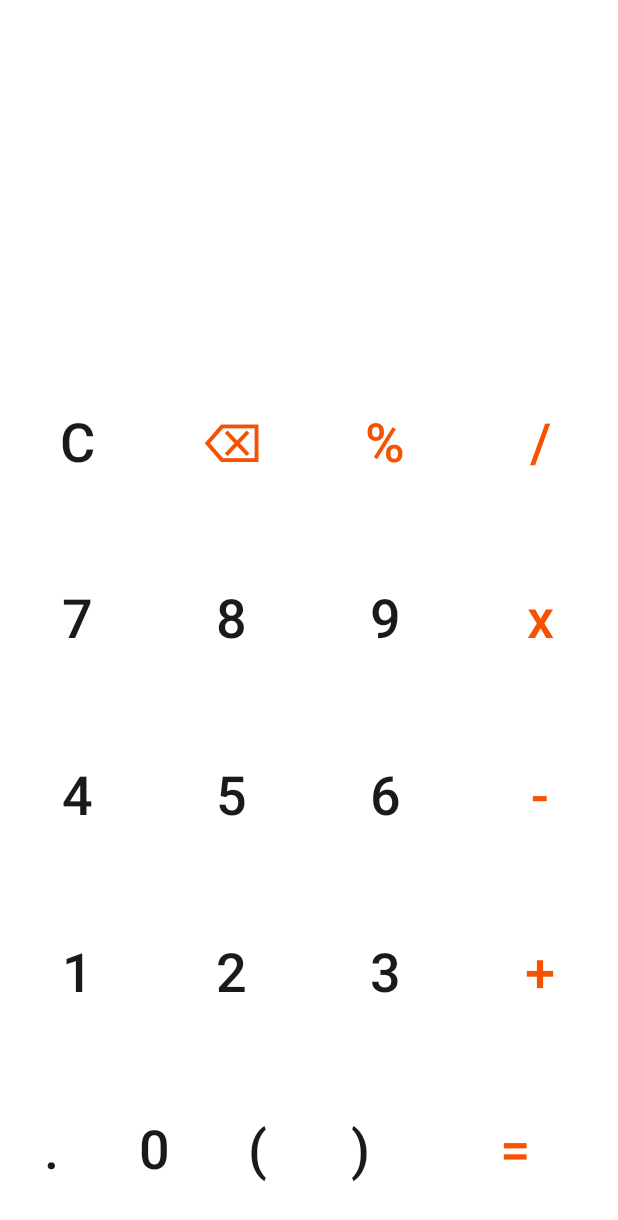
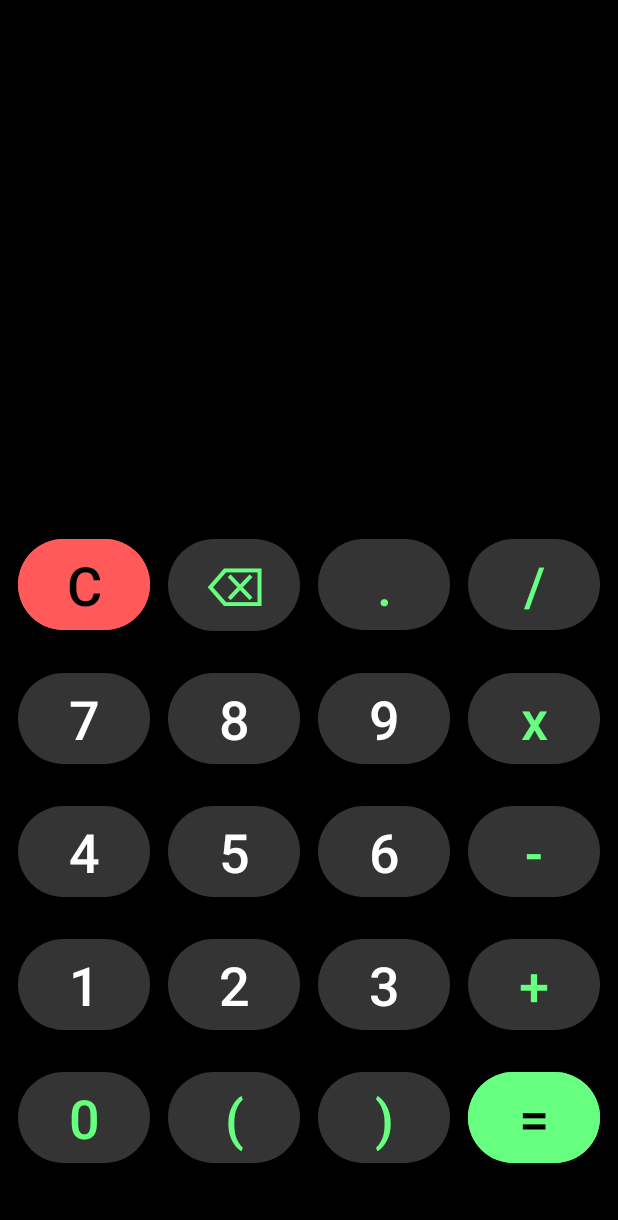
Before and after one commit to xeno3zz/KotlinCalculator, an Android app: the layout activity_main.xml on its own in the app's theme, with its tools: preview values and no code run, on a phone screen of 412 x 824 dp. Shown: the top 1220 px of the screen. Run offline under Robolectric (Android 15) with nearby library versions, the phone set to English and light mode, and no system bars.

Commit message:
added parenthesis and functionality, used reverse polish notation changed xml to constraint layout, added some design

```diff
--- a/app/src/main/java/com/example/myapplication/MainActivity.kt
+++ b/app/src/main/java/com/example/myapplication/MainActivity.kt
@@ -14,7 +14,7 @@ private lateinit var binding: ActivityMainBinding
 class MainActivity : AppCompatActivity() {
     private var canAddOperation = false
     private var canAddDecimal = true
-    private val highPriority = arrayOf('*', '/', '(', ')')
+
     override fun onCreate(savedInstanceState: Bundle?) {
         super.onCreate(savedInstanceState)
         binding = ActivityMainBinding.inflate(layoutInflater)
@@ -25,29 +25,41 @@ class MainActivity : AppCompatActivity() {
     fun numberAction(view: View){
         binding.apply {
             if(view is Button){
+//                if(binding.WorkingsTV.text.toString().last().isDigit()){
+//                    canAddDecimal = false
+//                }
             if(view.text=="."){
                 if(canAddDecimal)
                     WorkingsTV.append(view.text)
 
                 canAddDecimal = false
             }
-            else
+
+            else {
                 WorkingsTV.append(view.text)
+                canAddOperation = true
+                canAddDecimal = true
 
-            canAddOperation = true
+            }
+
+
             //getting the text from whichever button pressed, adding to workings
         } }
     }
+
+
+
     fun operationAction(view: View){
         if(view is Button && canAddOperation){
             binding.WorkingsTV.append(view.text)
             canAddOperation = false
+            canAddDecimal = false
             //getting the text from whichever button pressed, adding to workings
         }
     }
     fun allClearAction(view: View) {
         binding.WorkingsTV.text=""
-        binding.ResultTV.text=""
+        binding.ResultsTV.text=""
     }
     fun backSpaceAction(view: View) {
         val length = binding.WorkingsTV.length();
@@ -56,7 +68,7 @@ class MainActivity : AppCompatActivity() {
         }
     }
     fun equalsAction(view: View) {
-        binding.ResultTV.text = calculateResults();
+        binding.ResultsTV.text = calculateResults();
     }
 
     private fun <T> MutableList<T>.removeLast(): T = if(isEmpty()) throw NoSuchElementException("List is empty.") else removeAt(lastIndex)
--- a/app/src/main/res/layout/activity_main.xml
+++ b/app/src/main/res/layout/activity_main.xml
@@ -1,149 +1,204 @@
 <?xml version="1.0" encoding="utf-8"?>
-<LinearLayout android:layout_width="match_parent"
+<androidx.constraintlayout.widget.ConstraintLayout xmlns:android="http://schemas.android.com/apk/res/android"
+    xmlns:app="http://schemas.android.com/apk/res-auto"
+    xmlns:tools="http://schemas.android.com/tools"
+    android:layout_width="match_parent"
     android:layout_height="match_parent"
-    xmlns:tools="http://schemas.android.com/tools"
-    xmlns:app="http://schemas.android.com/apk/res-auto"
-    android:orientation="vertical"
-    android:background="@color/white"
     tools:context=".MainActivity"
-    xmlns:android="http://schemas.android.com/apk/res/android">
-    <androidx.constraintlayout.widget.ConstraintLayout xmlns:android="http://schemas.android.com/apk/res/android"
-
-        android:layout_width="match_parent"
-        android:layout_height="0dp"
-        android:layout_weight="2"
-
-        >
+    android:background="@color/black">
 
     <TextView
         android:id="@+id/WorkingsTV"
-            android:layout_width="match_parent"
+        android:layout_width="0dp"
         android:layout_height="wrap_content"
+        app:layout_constraintTop_toTopOf="parent"
+        app:layout_constraintEnd_toEndOf="parent"
+        app:layout_constraintStart_toStartOf="parent"
+        app:layout_constraintBottom_toTopOf="@id/ResultsTV"
+        android:layout_marginStart="16dp"
+        android:layout_marginEnd="16dp"
+        android:layout_marginTop="16dp"
+        android:textColor="@color/white"
+        android:text=""
+        android:textAlignment="textEnd"
+        android:textSize="45dp"
+        app:layout_constrainedWidth="true"
         android:lines="2"
         android:maxLines="2"
-            android:textColor="@color/black"
-            app:layout_constraintTop_toTopOf="parent"
-            app:layout_constraintBottom_toTopOf="@id/ResultTV"
-            app:layout_constraintRight_toRightOf="parent"
-            app:layout_constraintLeft_toLeftOf="parent"
-            android:textSize="29dp"
-            android:textAlignment="textEnd"
-            ></TextView>
+
+        />
 
     <TextView
-            android:id="@+id/ResultTV"
-            android:layout_width="match_parent"
+        android:id="@+id/ResultsTV"
+        android:layout_width="0dp"
         android:layout_height="wrap_content"
-            android:lines="1"
-            android:maxLines="1"
-            android:textColor="@color/orange"
-            app:layout_constraintTop_toTopOf="parent"
-            app:layout_constraintRight_toRightOf="parent"
-            app:layout_constraintLeft_toLeftOf="parent"
+        app:layout_constraintTop_toBottomOf="@id/WorkingsTV"
+        app:layout_constraintEnd_toEndOf="parent"
+        app:layout_constraintStart_toStartOf="parent"
+        app:layout_constraintBottom_toTopOf="@id/Flow"
+        android:layout_marginStart="16dp"
+        android:layout_marginEnd="16dp"
+        android:layout_marginTop="30dp"
+        android:textAlignment="textEnd"
+        android:textSize="45dp"
+        android:textColor="@color/grey"
+        android:text=""
+        />
+
+
+    <androidx.constraintlayout.helper.widget.Flow
+        android:id="@+id/Flow"
+        android:layout_width="0dp"
+        android:layout_height="wrap_content"
+        app:constraint_referenced_ids="button1, button2, button3, button4, button5, button6, button7, button8, button9, button10, button11, button12, button13, button14, button15, button16, button18, button19, button20,button21"
+        app:flow_horizontalStyle="spread"
+        app:flow_maxElementsWrap="4"
+        app:flow_wrapMode="chain"
         app:layout_constraintBottom_toBottomOf="parent"
-            android:textSize="57dp"
-            android:textAlignment="textEnd"
-            ></TextView>
-
-    </androidx.constraintlayout.widget.ConstraintLayout>
-
-    <LinearLayout
-        style="@style/buttonRow">
+        app:layout_constraintEnd_toEndOf="parent"
+        app:layout_constraintHorizontal_bias="0.0"
+        app:layout_constraintStart_toStartOf="parent"
+        app:layout_constraintTop_toBottomOf="@id/ResultsTV"
+        app:layout_constraintVertical_bias="0.502"
+        app:flow_verticalGap="20dp"/>
 
     <Button
         style="@style/buttonNumber"
+        android:id="@+id/button1"
         android:text="C"
-            android:onClick="allClearAction"/>
+        android:backgroundTint="@color/red"
+        android:textColor="@color/black"
+        android:onClick="allClearAction"
+        app:layout_constraintStart_toStartOf="@id/Flow"
+        app:layout_constraintTop_toTopOf="@id/Flow"
+        />
+    <Button
+        app:layout_constraintStart_toStartOf="@id/Flow"
+        app:layout_constraintTop_toTopOf="@id/Flow"
+        style="@style/buttonOperator"
+        android:text="⌫"
+        android:id="@+id/button2"
+        android:textColor="@color/green"
+        android:onClick="backSpaceAction"
+        />
     <Button
         style="@style/buttonOperator"
-            android:text="⌫"
-            android:onClick="backSpaceAction"/>
+        android:id="@+id/button3"
+        android:text="."
+        app:layout_constraintStart_toStartOf="@id/Flow"
+        app:layout_constraintTop_toTopOf="@id/Flow"/>
     <Button
         style="@style/buttonOperator"
-            android:text="%"/>
+        android:id="@+id/button4"
+        android:text="/"
+        app:layout_constraintStart_toStartOf="@id/Flow"
+        app:layout_constraintTop_toTopOf="@id/Flow"/>
+    <Button
+        style="@style/buttonNumber"
+        android:id="@+id/button5"
+        android:text="7"
+        app:layout_constraintStart_toStartOf="@id/Flow"
+        app:layout_constraintTop_toTopOf="@id/Flow"/>
+    <Button
+        style="@style/buttonNumber"
+        android:id="@+id/button6"
+        android:text="8"
+        app:layout_constraintStart_toStartOf="@id/Flow"
+        app:layout_constraintTop_toTopOf="@id/Flow"/>
+    <Button
+        style="@style/buttonNumber"
+        android:id="@+id/button7"
+        android:text="9"
+        app:layout_constraintStart_toStartOf="@id/Flow"
+        app:layout_constraintTop_toTopOf="@id/Flow"/>
     <Button
         style="@style/buttonOperator"
-            android:text="/"/>
+        android:id="@+id/button8"
+        android:text="x"
+        app:layout_constraintStart_toStartOf="@id/Flow"
+        app:layout_constraintTop_toTopOf="@id/Flow"/>
+    <Button
+        style="@style/buttonNumber"
+        android:id="@+id/button9"
+        android:text="4"
+        app:layout_constraintStart_toStartOf="@id/Flow"
+        app:layout_constraintTop_toTopOf="@id/Flow"/>
+    <Button
+        style="@style/buttonNumber"
+        android:id="@+id/button10"
+        android:text="5"
+        app:layout_constraintStart_toStartOf="@id/Flow"
+        app:layout_constraintTop_toTopOf="@id/Flow"/>
+    <Button
+        style="@style/buttonNumber"
+        android:id="@+id/button11"
+        android:text="6"
+        app:layout_constraintStart_toStartOf="@id/Flow"
+        app:layout_constraintTop_toTopOf="@id/Flow"/>
+    <Button
+        style="@style/buttonOperator"
+        android:id="@+id/button12"
+        android:text="-"
+        app:layout_constraintStart_toStartOf="@id/Flow"
+        app:layout_constraintTop_toTopOf="@id/Flow"/>
+    <Button
+        style="@style/buttonNumber"
+        android:id="@+id/button13"
+        android:text="1"
+        app:layout_constraintStart_toStartOf="@id/Flow"
+        app:layout_constraintTop_toTopOf="@id/Flow"/>
+    <Button
+        style="@style/buttonNumber"
+        android:id="@+id/button14"
+        android:text="2"
+        app:layout_constraintStart_toStartOf="@id/Flow"
+        app:layout_constraintTop_toTopOf="@id/Flow"/>
+    <Button
+        style="@style/buttonNumber"
+        android:id="@+id/button15"
+        android:text="3"
+        app:layout_constraintStart_toStartOf="@id/Flow"
+        app:layout_constraintTop_toTopOf="@id/Flow"/>
+    <Button
+        style="@style/buttonOperator"
+        android:id="@+id/button16"
+        android:text="+"
+        app:layout_constraintStart_toStartOf="@id/Flow"
+        app:layout_constraintTop_toTopOf="@id/Flow"
+        />
+
+    <Button
+        style="@style/buttonOperator"
+        android:id="@+id/button18"
+        android:text="0"
+        app:layout_constraintStart_toStartOf="@id/Flow"
+        app:layout_constraintTop_toTopOf="@id/Flow"
+        />
+    <Button
+        style="@style/buttonOperator"
+        android:id="@+id/button19"
+        android:text="("
+        app:layout_constraintStart_toStartOf="@id/Flow"
+        app:layout_constraintTop_toTopOf="@id/Flow"
+        />
+    <Button
+        style="@style/buttonOperator"
+        android:id="@+id/button20"
+        android:text=")"
+        app:layout_constraintStart_toStartOf="@id/Flow"
+        app:layout_constraintTop_toTopOf="@id/Flow"
+        />
+
+    <Button
+        style="@style/buttonOperator"
+        android:id="@+id/button21"
+        android:text="="
+        android:backgroundTint="@color/green"
+        android:textColor="@color/black"
+        app:layout_constraintStart_toStartOf="@id/Flow"
+        app:layout_constraintTop_toTopOf="@id/Flow"
+        android:onClick="equalsAction"
+        />
 
 
-    </LinearLayout>
-    <LinearLayout
-        style="@style/buttonRow">
-
-        <Button
-            style="@style/buttonNumber"
-            android:text="7"/>
-        <Button
-            style="@style/buttonNumber"
-            android:text="8"/>
-        <Button
-            style="@style/buttonNumber"
-            android:text="9"/>
-        <Button
-            style="@style/buttonOperator"
-            android:text="x"/>
-
-
-    </LinearLayout>
-    <LinearLayout
-        style="@style/buttonRow">
-
-        <Button
-            style="@style/buttonNumber"
-            android:text="4"/>
-        <Button
-            style="@style/buttonNumber"
-            android:text="5"/>
-        <Button
-            style="@style/buttonNumber"
-            android:text="6"/>
-        <Button
-            style="@style/buttonOperator"
-            android:text="-"/>
-
-
-    </LinearLayout>
-    <LinearLayout
-        style="@style/buttonRow">
-
-        <Button
-            style="@style/buttonNumber"
-            android:text="1"/>
-        <Button
-            style="@style/buttonNumber"
-            android:text="2"/>
-        <Button
-            style="@style/buttonNumber"
-            android:text="3"/>
-        <Button
-            style="@style/buttonOperator"
-            android:text="+"/>
-
-
-    </LinearLayout>
-    <LinearLayout
-        style="@style/buttonRow">
-
-
-        <Button
-            style="@style/buttonNumber"
-            android:text="."
-            />
-        <Button
-            style="@style/buttonNumber"
-            android:text="0"/>
-        <Button
-            style="@style/buttonNumber"
-            android:text="("/>
-        <Button
-            style="@style/buttonNumber"
-            android:text=")"/>
-        <Button
-            style="@style/buttonOperator"
-            android:layout_weight="2"
-            android:text="="
-            android:onClick="equalsAction"/>
-
-
-    </LinearLayout>
-</LinearLayout>
+</androidx.constraintlayout.widget.ConstraintLayout>
--- a/app/src/main/res/values/colors.xml
+++ b/app/src/main/res/values/colors.xml
@@ -1,7 +1,10 @@
 <?xml version="1.0" encoding="utf-8"?>
 <resources>
-    <color name="black">#1A1A1A</color>
-    <color name="white">#FFFFFF</color>
-    <color name="orange">#F55203</color>
+    <color name="black">#FF000000</color>
+    <color name="white">#FFFFFFFF</color>
+    <color name="grey">#747474</color>
+    <color name="grey2">#343434</color>
+    <color name="red">#FF5959</color>
+    <color name="green">#66FF7F</color>
 
 </resources>
--- a/app/src/main/res/values/styles.xml
+++ b/app/src/main/res/values/styles.xml
@@ -1,35 +1,32 @@
 <?xml version="1.0" encoding="utf-8"?>
 <resources>
-    <style name="buttonRow">
-        <item name="android:layout_weight">1</item>
-        <item name="android:layout_width">match_parent</item>
-        <item name="android:layout_height">0dp</item>
+    <style name="buttonNumber">
 
-    </style>
-
-    <style name="buttonNumber">
-        <item name="android:layout_weight">1</item>
-        <item name="android:layout_width">0dp</item>
-        <item name="android:layout_height">match_parent</item>
+        <item name="android:layout_width">wrap_content</item>
+        <item name="android:layout_height">wrap_content</item>
         <item name="android:background">@null</item>
-        <item name="backgroundColor">@null</item>
-        <item name="backgroundTint">@color/white</item>
-        <item name="android:textColor">@color/black</item>
+        <item name="backgroundColor">@color/grey2</item>
         <item name="android:textSize">36dp</item>
         <item name="android:onClick">numberAction</item>
+        <item name="layout_constraintTop_toTopOf">@id/Flow</item>
+        <item name="layout_constraintStart_toStartOf">@id/Flow</item>
+        <item name="layout_constraintEnd_toEndOf">@id/Flow</item>
+        <item name="backgroundTint">@color/grey2</item>
+        <item name="android:textColor">@color/white</item>
     </style>
 
     <style name="buttonOperator">
-        <item name="android:layout_weight">1</item>
-        <item name="android:layout_width">0dp</item>
-        <item name="android:layout_height">match_parent</item>
+        <item name="backgroundTint">@color/grey2</item>
+        <item name="android:textColor">@color/green</item>
+        <item name="android:layout_width">wrap_content</item>
+        <item name="android:layout_height">wrap_content</item>
         <item name="android:background">@null</item>
         <item name="backgroundColor">@null</item>
-        <item name="backgroundTint">@color/white</item>
-        <item name="android:textColor">@color/orange</item>
         <item name="android:textSize">36dp</item>
         <item name="android:onClick">operationAction</item>
+        <item name="layout_constraintTop_toTopOf">@id/Flow</item>
+        <item name="layout_constraintStart_toStartOf">@id/Flow</item>
+        <item name="layout_constraintEnd_toEndOf">@id/Flow</item>
 
     </style>
-
-</resources>
+    </resources>
```
Lines whose indentation alone changed are shown as unchanged.
